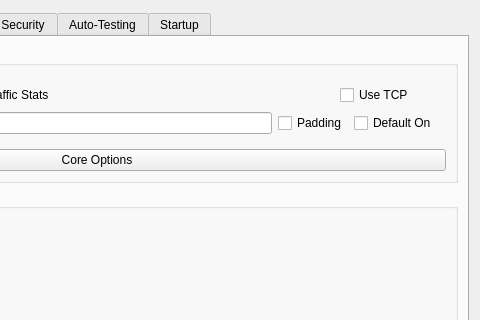
First picture: the form in src/nekobox/ui/setting/dialog_basic_settings.ui, repository qr243vbi/nekobox, before the edit; both pictures show x 286 to 766 and y 0 to 320 of the 766 by 472 pixel window.
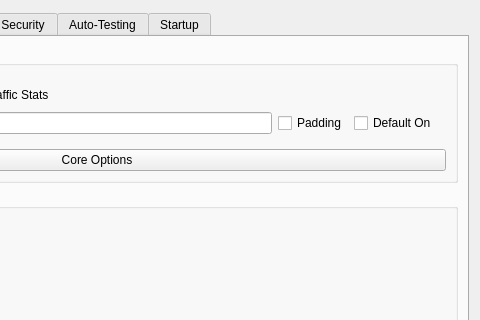
Second picture: the form after the edit. The open tabs and pages were chosen to show the change. Custom widgets are drawn as their Qt base class.

The edit to the form file:
```diff
--- a/src/nekobox/ui/setting/dialog_basic_settings.ui
+++ b/src/nekobox/ui/setting/dialog_basic_settings.ui
@@ -723,13 +723,6 @@
                  </property>
                 </widget>
                </item>
-               <item>
-                <widget class="QCheckBox" name="use_tcp">
-                 <property name="text">
-                  <string>Use TCP</string>
-                 </property>
-                </widget>
-               </item>
               </layout>
              </item>
              <item row="1" column="0">
```
